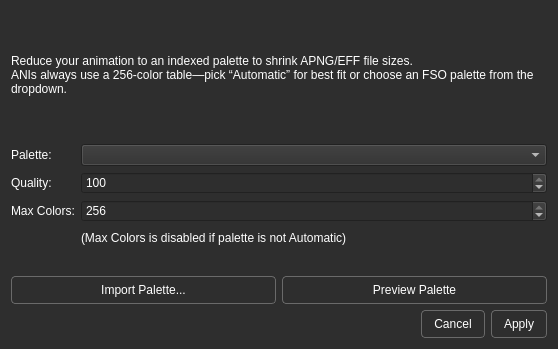
MjnMixael/AnimStudio, file AnimStudio/Forms/ReduceColors.ui: the form before one commit.
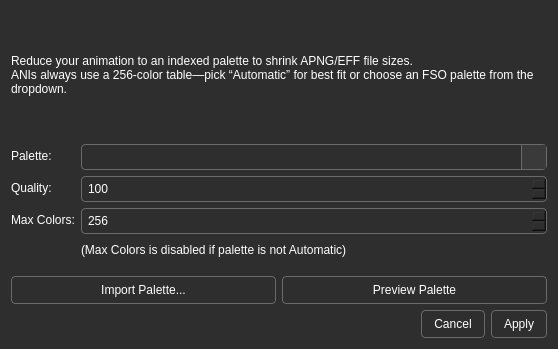
The form after the commit. Icons and pictures are not drawn.

What changed in the file:
```diff
--- a/AnimStudio/Forms/ReduceColors.ui
+++ b/AnimStudio/Forms/ReduceColors.ui
@@ -48,6 +48,54 @@
     stop:0 #333333,
     stop:1 #1E1E1E
   );
+}
+
+/* Disabled QPushButton */
+QPushButton:disabled {
+  background: #1C1C1C;
+  color: #777777;
+  border: 1px solid #444444;
+}
+
+/* QSpinBox text + border */
+QSpinBox {
+  background-color: #2E2E2E;
+  color: #FFFFFF;
+  border: 1px solid #6A6A6A;
+  border-radius: 4px;
+  padding: 4px;
+}
+
+/* Disabled QSpinBox */
+QSpinBox:disabled {
+  background-color: #1C1C1C;
+  color: #777777;
+  border: 1px solid #444444;
+}
+
+/* QComboBox (Dropdown) */
+QComboBox {
+  background-color: #2E2E2E;
+  color: #FFFFFF;
+  border: 1px solid #6A6A6A;
+  border-radius: 4px;
+  padding: 4px 30px 4px 8px; /* space for arrow */
+}
+
+/* Drop-down arrow */
+QComboBox::drop-down {
+  subcontrol-origin: padding;
+  subcontrol-position: top right;
+  width: 24px;
+  border-left: 1px solid #6A6A6A;
+  background-color: #3A3A3A;
+}
+
+/* Arrow icon */
+QComboBox::down-arrow {
+  image: url(:/icons/arrow_down_white.png); /* Optional: use Qt resource or SVG */
+  width: 12px;
+  height: 12px;
 }</string>
   </property>
   <layout class="QVBoxLayout" name="verticalLayout_2">
```
